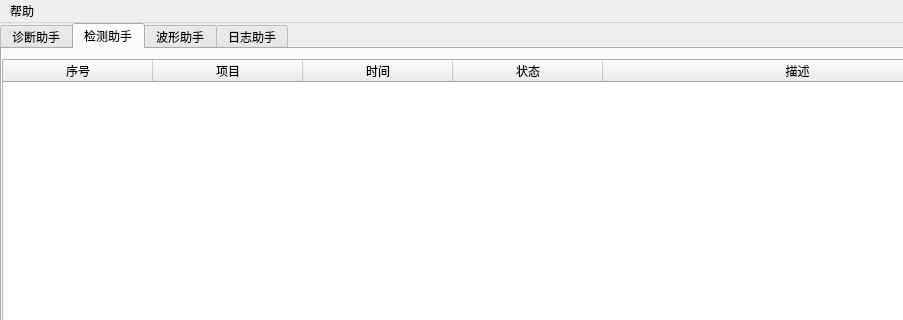
Before: the Qt Designer form ui/MainWin.ui in onlycalm/litchi_py, drawn with Qt 5; both pictures show x 0 to 903 and y 0 to 320 of the 1000 by 595 pixel window.
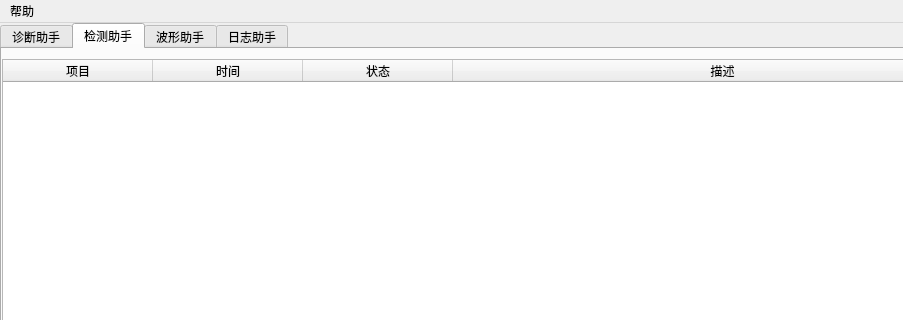
After: the same form once the commit is applied. Icons and pictures are not drawn.

Commit message:
feature(DetVw): 测试树控件
1、在树控件中添加节点；

What changed in the file:
```diff
--- a/ui/MainWin.ui
+++ b/ui/MainWin.ui
@@ -420,14 +420,6 @@
       <attribute name="headerStretchLastSection">
        <bool>true</bool>
       </attribute>
-      <column>
-       <property name="text">
-        <string>序号</string>
-       </property>
-       <property name="textAlignment">
-        <set>AlignCenter</set>
-       </property>
-      </column>
       <column>
        <property name="text">
         <string>项目</string>
```
The commit also changes 2 other files.
